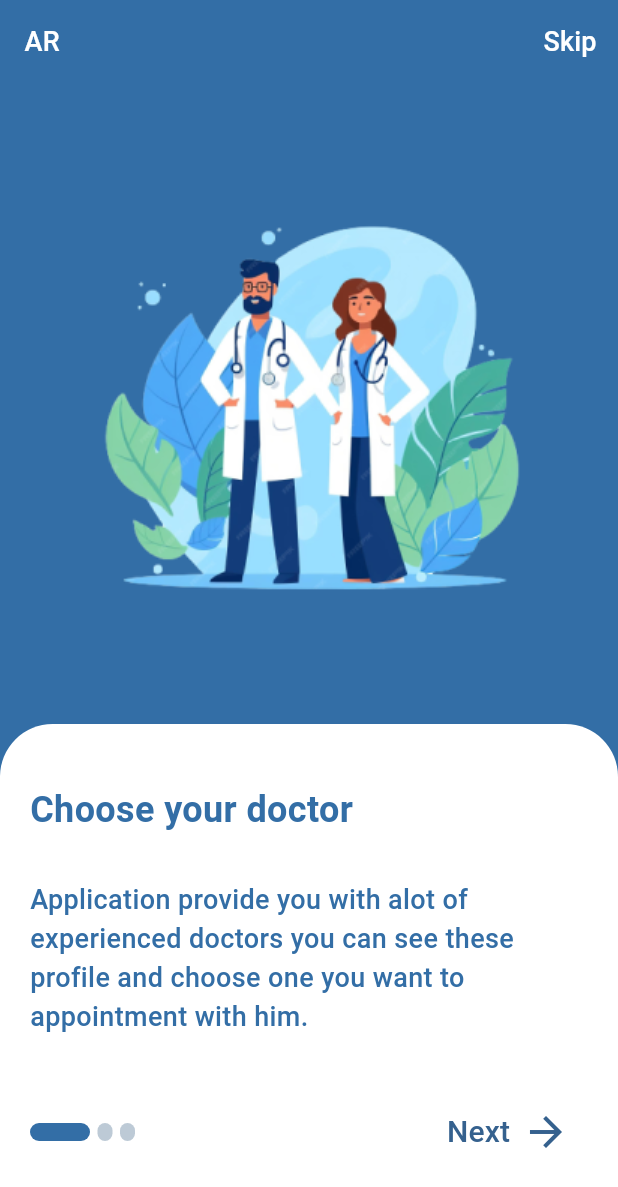
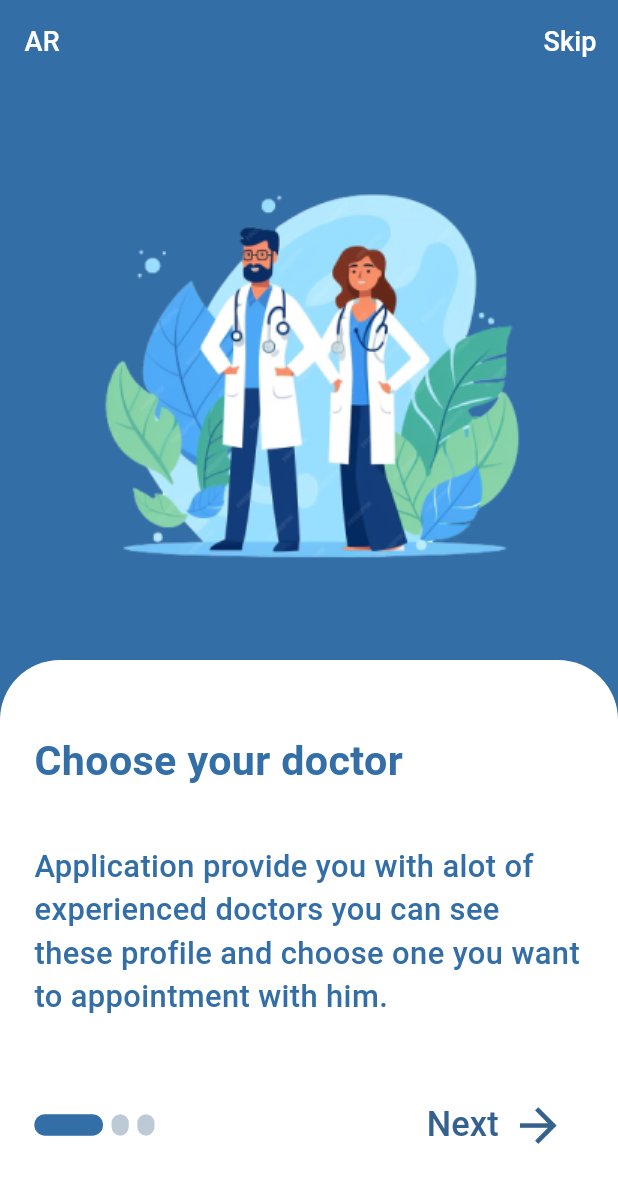
Before and after one commit to aboda97/markiz_elamal_team-12, a Flutter app: the screen it shows after launch, on a phone screen of 412 x 824 dp. Shown: the top 1187 px of the screen. Run offline on Flutter 3.47's test engine with Material 3 defaults, Android fonts, the phone set to English and light mode, and no system bars; drawn by our look-alikes of smooth_page_indicator; our stand-ins replace easy_date_timeline, flutter_screenutil, google_fonts, shared_preferences.

Commit message:
fix bug in on_boarding_items.dart

```diff
--- a/lib/features/onboarding_feature/presentation/widgets/on_boarding_items.dart
+++ b/lib/features/onboarding_feature/presentation/widgets/on_boarding_items.dart
@@ -1,4 +1,5 @@
 import 'package:flutter/material.dart';
+import 'package:flutter_screenutil/flutter_screenutil.dart';
 import 'package:markiz_elamal_team_12/core/utils/app_colors.dart';
 import 'package:markiz_elamal_team_12/core/utils/global_variables.dart';
 import 'package:markiz_elamal_team_12/features/onboarding_feature/data/models/on_boarding_model.dart';
@@ -14,60 +15,62 @@ class OnBoardingItems extends StatelessWidget {
     return Column(
       children: [
         Expanded(
-          flex: 5,
+          // flex: 5,
           child: Image.asset(
             onBoardingModel.onBoardingImg,
           ),
         ),
         Expanded(
-          flex: 4,
+          // flex: 4,
           child: Container(
-            decoration: const BoxDecoration(
+            decoration:  BoxDecoration(
               color: Colors.white,
               borderRadius: BorderRadius.only(
-                topLeft: Radius.circular(35.0),
-                topRight: Radius.circular(35.0),
+                topLeft: Radius.circular(35.0.r),
+                topRight: Radius.circular(35.0.r),
               ),
             ),
             child: Padding(
-              padding: const EdgeInsets.symmetric(
-                horizontal: 20.0,
-                vertical: 40.0,
+              padding:  EdgeInsets.symmetric(
+                horizontal: 20.0.w,
+                vertical: 40.0.h,
               ),
               child: Column(
                 crossAxisAlignment: CrossAxisAlignment.start,
                 children: [
                   Text(
                     onBoardingModel.onBoardingTitle,
-                    style: const TextStyle(
-                        fontSize: 24.0,
+                    style:  TextStyle(
+                        fontSize: 24.0.sp,
                         fontWeight: FontWeight.w600,
                         color: kPrimaryColor),
                   ),
-                  const SizedBox(
-                    height: 30.0,
+                   SizedBox(
+                    height: 30.0.h,
                   ),
+                  // const Spacer(),
                   Text(
                     onBoardingModel.onBoardingSubTitle,
-                    style: const TextStyle(
-                        fontSize: 18.0,
+                    style:  TextStyle(
+                        fontSize: 18.0.sp,
                         fontWeight: FontWeight.w500,
                         color: kPrimaryColor),
                   ),
-                  const SizedBox(
-                    height: 40.0,
-                  ),
+                  //  SizedBox(
+                  //   height: 40.0.h,
+                  // ),
+                  const Spacer(),
                   Row(
                     mainAxisAlignment: MainAxisAlignment.spaceBetween,
                     children: [
                       SmoothPageIndicator(
                           controller: onBoardingController,
-                          effect: const ExpandingDotsEffect(
+                          effect:  ExpandingDotsEffect(
                             dotColor: kSecondaryColor,
                             activeDotColor: kPrimaryColor,
-                            dotHeight: 12.0,
-                            dotWidth: 10.0,
-                            spacing: 5.0,
+                            dotHeight: 12.0.h,
+                            dotWidth: 10.0.w,
+                            spacing: 5.0.w,
                             expansionFactor: 4.0,
                           ),
                           count: items.length),
@@ -87,13 +90,13 @@ class OnBoardingItems extends StatelessWidget {
                                 duration: const Duration(milliseconds: 350),
                                 curve: Curves.easeIn);
                           },
-                          icon: const Icon(
+                          icon:  Icon(
                             Icons.arrow_back,
-                            size: 32,
+                            size: 32.sp,
                           ),
-                          label: const Text(
+                          label:  Text(
                             'Next',
-                            style: TextStyle(fontSize: 20.0),
+                            style: TextStyle(fontSize: 20.0.sp),
                           ),
                         ),
                       ),
```
